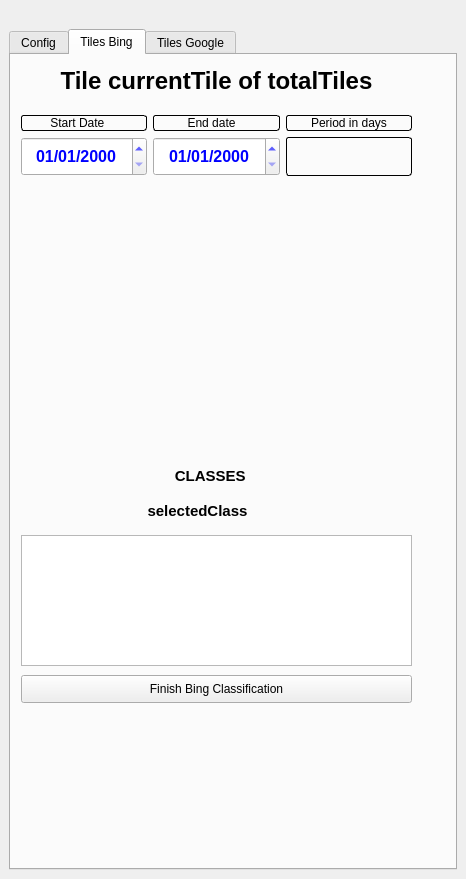
Above: global_inspection_dockwidget_base.ui from lapig-ufg/qgis-fgi-plugin before the change. Below: the same form after it.
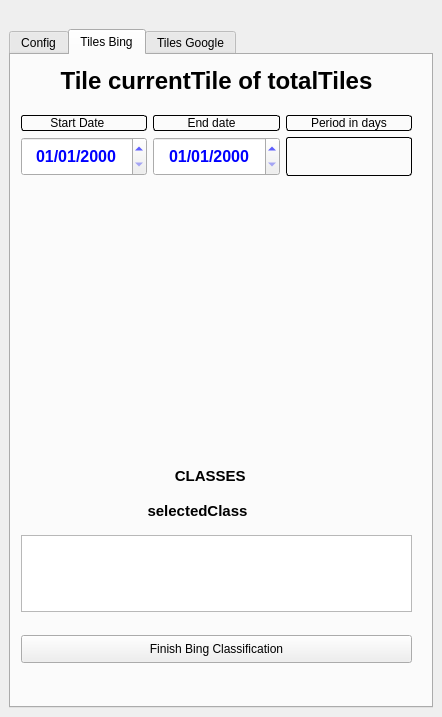
That is the form after the change. The open tabs and pages were chosen to show the change.

The edit to the form file:
```diff
--- a/global_inspection_dockwidget_base.ui
+++ b/global_inspection_dockwidget_base.ui
@@ -6,8 +6,8 @@
    <rect>
     <x>0</x>
     <y>0</y>
-    <width>466</width>
-    <height>879</height>
+    <width>442</width>
+    <height>717</height>
    </rect>
   </property>
   <property name="sizePolicy">
@@ -19,7 +19,7 @@
   <property name="minimumSize">
    <size>
     <width>442</width>
-    <height>118</height>
+    <height>402</height>
    </size>
   </property>
   <property name="maximumSize">
@@ -46,7 +46,7 @@
    </property>
    <property name="minimumSize">
     <size>
-     <width>400</width>
+     <width>0</width>
      <height>0</height>
     </size>
    </property>
@@ -237,6 +237,9 @@
          </widget>
         </widget>
         <widget class="QWidget" name="tabTilesBing">
+         <property name="enabled">
+          <bool>true</bool>
+         </property>
          <attribute name="title">
           <string>Tiles Bing</string>
          </attribute>
@@ -276,7 +279,7 @@
             <x>10</x>
             <y>480</y>
             <width>391</width>
-            <height>131</height>
+            <height>77</height>
            </rect>
           </property>
           <layout class="QVBoxLayout" name="layoutClassesBing">
@@ -390,7 +393,7 @@
           <property name="geometry">
            <rect>
             <x>10</x>
-            <y>620</y>
+            <y>580</y>
             <width>391</width>
             <height>28</height>
            </rect>
```
Left out of the diff: 10 changed lines with no effect on the pictures.
